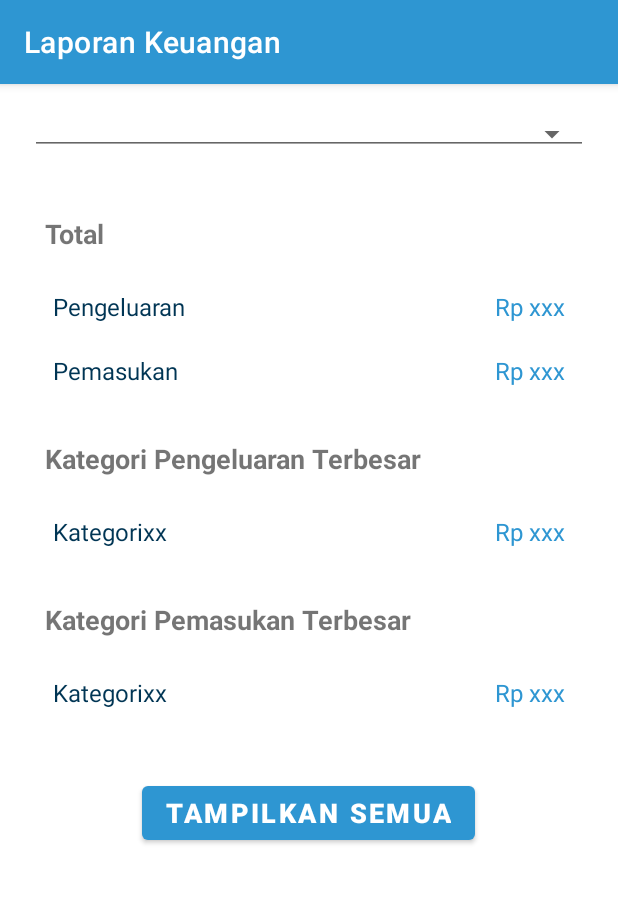
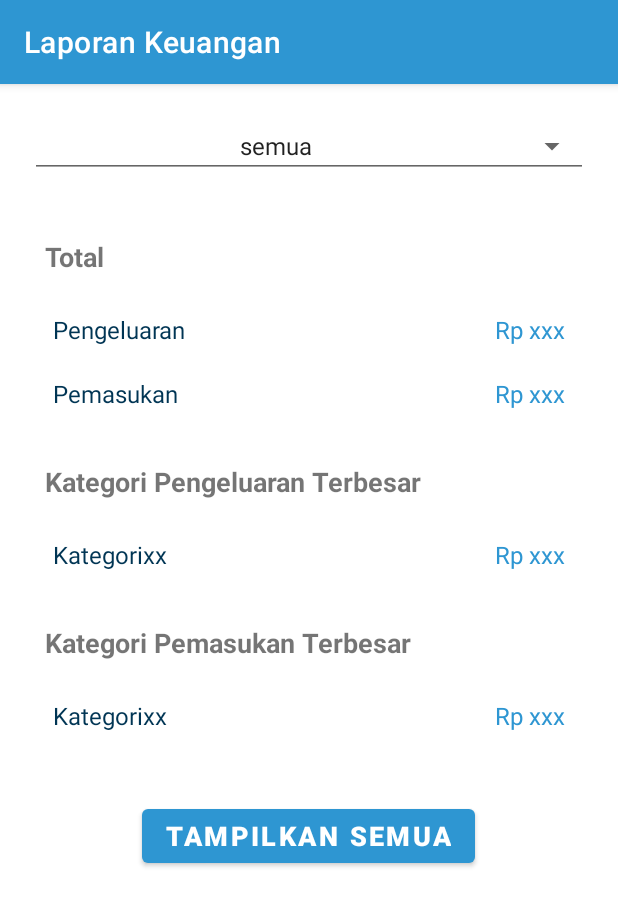
Before and after one commit to aniisahms/TAM-Project-Kelompok-VI, an Android app: the LaporanActivity screen opened directly, with no data from a screen before it, on a phone screen of 412 x 824 dp. Shown: the top 906 px of the screen. Run offline under Robolectric (Android 15) with nearby library versions, the phone set to English and light mode, and no system bars.

```diff
--- a/MyKas/app/src/main/java/com/example/mykas/LaporanActivity.java
+++ b/MyKas/app/src/main/java/com/example/mykas/LaporanActivity.java
@@ -3,13 +3,35 @@ package com.example.mykas;
 import androidx.appcompat.app.AppCompatActivity;
 
 import android.os.Bundle;
+import android.view.View;
+import android.widget.AdapterView;
+import android.widget.ArrayAdapter;
+import android.widget.Spinner;
 
-public class LaporanActivity extends AppCompatActivity {
+public class LaporanActivity extends AppCompatActivity implements AdapterView.OnItemSelectedListener {
+    private Spinner rentangWaktuLaporanSpinner;
 
     @Override
     protected void onCreate(Bundle savedInstanceState) {
         getSupportActionBar().setTitle("Laporan Keuangan");
         super.onCreate(savedInstanceState);
         setContentView(R.layout.activity_laporan);
+
+        // RENTANG WAKTU LAPORAN SPINNER
+        rentangWaktuLaporanSpinner = findViewById(R.id.rentang_waktu_laporan_spinner);
+        ArrayAdapter<CharSequence> adapterRentangLaporan = ArrayAdapter.createFromResource(this, R.array.rentang_waktu_laporan, android.R.layout.simple_spinner_item);
+        adapterRentangLaporan.setDropDownViewResource(android.R.layout.simple_spinner_dropdown_item);
+        rentangWaktuLaporanSpinner.setAdapter(adapterRentangLaporan);
+        rentangWaktuLaporanSpinner.setOnItemSelectedListener(this);
+    }
+
+    @Override
+    public void onItemSelected(AdapterView<?> adapterView, View view, int i, long l) {
+
+    }
+
+    @Override
+    public void onNothingSelected(AdapterView<?> adapterView) {
+
     }
 }
```
